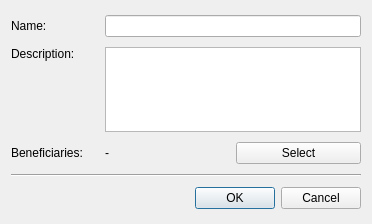
Before: the Qt Designer form Src.QT/tt3-gui/ModifyWorkStreamDialog.ui in akapustiatyahoocouk/TimeTracker3, drawn with Qt 5.
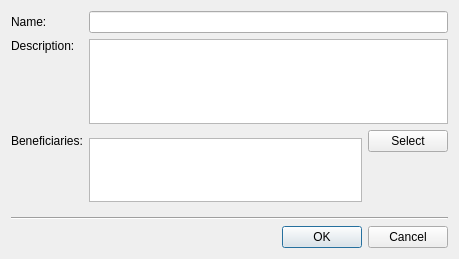
After: the same form once the commit is applied. Icons and pictures are not drawn.

What changed in the file:
```diff
--- a/Src.QT/tt3-gui/ModifyWorkStreamDialog.ui
+++ b/Src.QT/tt3-gui/ModifyWorkStreamDialog.ui
@@ -6,8 +6,8 @@
    <rect>
     <x>0</x>
     <y>0</y>
-    <width>372</width>
-    <height>224</height>
+    <width>459</width>
+    <height>259</height>
    </rect>
   </property>
   <property name="windowTitle">
@@ -28,9 +28,6 @@
      </property>
     </widget>
    </item>
-   <item row="0" column="1" colspan="2">
-    <widget class="QLineEdit" name="displayNameLineEdit"/>
-   </item>
    <item row="1" column="0">
     <widget class="QLabel" name="descriptionLabel">
      <property name="text">
@@ -64,13 +61,31 @@
      </property>
     </widget>
    </item>
-   <item row="2" column="1">
-    <widget class="QLabel" name="beneficiariesValueLabel">
-     <property name="text">
-      <string>-</string>
+   <item row="2" column="1" rowspan="2">
+    <widget class="QListWidget" name="beneficiariesListWidget">
+     <property name="sizePolicy">
+      <sizepolicy hsizetype="Expanding" vsizetype="Expanding">
+       <horstretch>0</horstretch>
+       <verstretch>64</verstretch>
+      </sizepolicy>
      </property>
-     <property name="wordWrap">
-      <bool>true</bool>
+     <property name="minimumSize">
+      <size>
+       <width>0</width>
+       <height>0</height>
+      </size>
+     </property>
+     <property name="maximumSize">
+      <size>
+       <width>16777215</width>
+       <height>64</height>
+      </size>
+     </property>
+     <property name="baseSize">
+      <size>
+       <width>0</width>
+       <height>64</height>
+      </size>
      </property>
     </widget>
    </item>
@@ -85,14 +100,30 @@
      </property>
     </widget>
    </item>
-   <item row="3" column="0" colspan="3">
-    <widget class="Line" name="line">
+   <item row="3" column="2">
+    <spacer name="verticalSpacer">
      <property name="orientation">
-      <enum>Qt::Orientation::Horizontal</enum>
+      <enum>Qt::Orientation::Vertical</enum>
      </property>
-    </widget>
+     <property name="sizeHint" stdset="0">
+      <size>
+       <width>20</width>
+       <height>27</height>
+      </size>
+     </property>
+    </spacer>
    </item>
    <item row="4" column="0" colspan="3">
+    <widget class="Line" name="line">
+     <property name="orientation">
+      <enum>Qt::Orientation::Horizontal</enum>
+     </property>
+    </widget>
+   </item>
+   <item row="0" column="1" colspan="2">
+    <widget class="QLineEdit" name="displayNameLineEdit"/>
+   </item>
+   <item row="5" column="0" colspan="3">
     <widget class="QDialogButtonBox" name="buttonBox">
      <property name="orientation">
       <enum>Qt::Orientation::Horizontal</enum>
```
Left out of the diff: 3 changed lines with no effect on the pictures.
